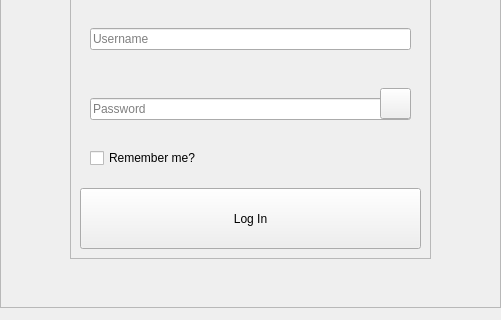
First picture: the form in ui/auth.ui, repository Wester35/KP, before the edit; both pictures show x 0 to 501 and y 212 to 532 of the 501 by 532 pixel window.
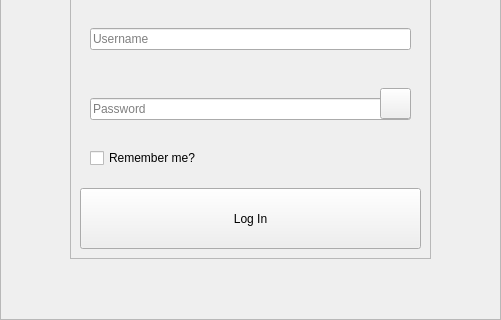
Second picture: the form after the edit. Icons and pictures are not drawn.

Commit message:
update login window
resize background frame

Diff of the .ui file:
```diff
--- a/ui/auth.ui
+++ b/ui/auth.ui
@@ -223,19 +223,19 @@
      <x>0</x>
      <y>0</y>
      <width>501</width>
-     <height>520</height>
+     <height>532</height>
     </rect>
    </property>
    <property name="minimumSize">
     <size>
      <width>501</width>
-     <height>520</height>
+     <height>532</height>
     </size>
    </property>
    <property name="maximumSize">
     <size>
      <width>501</width>
-     <height>520</height>
+     <height>532</height>
     </size>
    </property>
    <property name="frameShape">
```
The commit also changes 1 other file.
